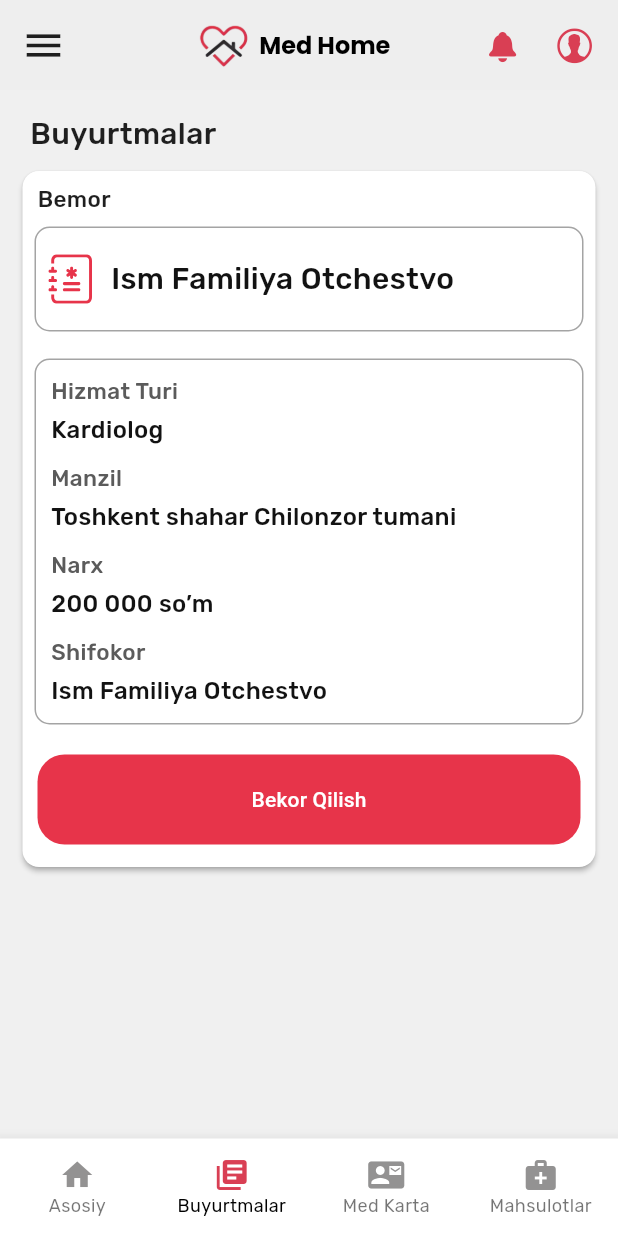
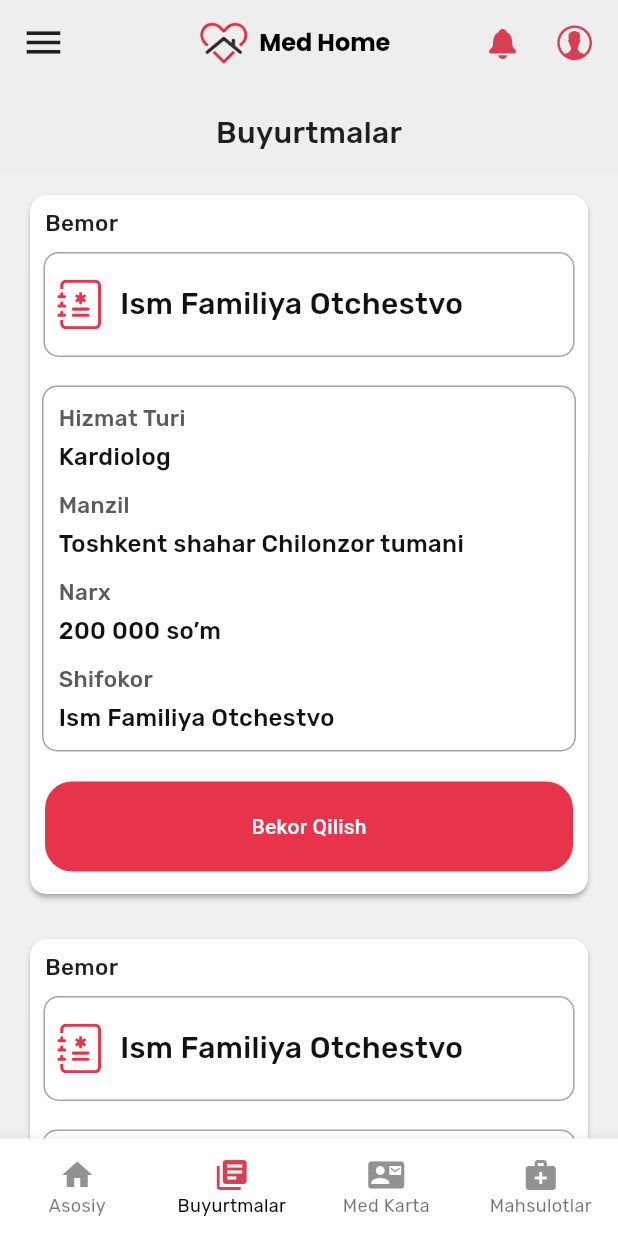
Before and after one commit to professorDeveloper/MedHome, a Flutter app: the screen it shows after launch, item 2 of the bottom bar chosen, after a tap on the "menu" icon, on a phone screen of 412 x 824 dp. Run offline on Flutter 3.47's test engine with Material 3 defaults, Android fonts, the phone set to English and light mode, and no system bars; our stand-ins replace animate_do, another_flushbar, auto_route, bloc, connectivity_plus, flutter_bloc and 6 more; missing offline and left inert: dart:ffi, flutter_share, new_version, otp_pin_field, shake; project files that could hold a hidden picture were left out.

Commit message:
orders_screen.dart

```diff
--- a/lib/main.dart
+++ b/lib/main.dart
@@ -61,7 +61,7 @@ class MyApp extends StatelessWidget  {
             //   GlobalWidgetsLocalizations.delegate
             // ],
             theme: ThemeData(
-              primarySwatch: Colors.blue,
+              primarySwatch: Colors.red,
             ),
             home:
                 const MainScreen(),
--- a/lib/screens/home/home_screen.dart
+++ b/lib/screens/home/home_screen.dart
@@ -10,6 +10,8 @@ import 'package:medhome/utils/app_images.dart';
 import 'package:medhome/utils/my_pref.dart';
 import 'package:medhome/widgets/bar_menu.dart';
 
+import '../doctors/choose_doctor_screen.dart';
+
 class HomeScreen extends StatefulWidget {
   const HomeScreen({super.key});
 
@@ -17,25 +19,50 @@ class HomeScreen extends StatefulWidget {
   State<HomeScreen> createState() => _HomeScreenState();
 }
 
-class _HomeScreenState extends State<HomeScreen> {
+class _HomeScreenState extends State<HomeScreen>
+    with SingleTickerProviderStateMixin {
+  late AnimationController _animationController;
+  late Animation<double> _opacityAnimation;
+
   @override
   void initState() {
     super.initState();
     Prefs.init();
 
-    print(    "asdasdasd${Prefs.getAccessToken()}");
+    _animationController = AnimationController(
+      vsync: this,
+      duration: Duration(milliseconds: 500),
+    );
+
+    _opacityAnimation = Tween<double>(
+      begin: 0.0,
+      end: 1.0,
+    ).animate(_animationController);
+
+    // Start the animation
+    _animationController.forward();
   }
+
+  @override
+  void dispose() {
+    _animationController.dispose();
+    super.dispose();
+  }
+
   final GlobalKey<ScaffoldState> _key = GlobalKey(); // Create a key
-
 
   @override
   Widget build(BuildContext context) {
     return Scaffold(
       backgroundColor: AppColor.gray1,
       drawer: BarMenu(),
-
       appBar: _appBar(contxt: context),
-      body: SingleChildScrollView(
+      body: AnimatedBuilder(
+        animation: _opacityAnimation,
+        builder: (context, child) {
+          return Opacity(
+            opacity: _opacityAnimation.value,
+            child: SingleChildScrollView(
               physics: BouncingScrollPhysics(),
               child: Column(
                 children: [
@@ -58,15 +85,20 @@ class _HomeScreenState extends State<HomeScreen> {
                   Column(
                     children: [
                       Card(
-                  margin:
-                  const EdgeInsets.symmetric(horizontal: 20, vertical: 10),
+                        margin: const EdgeInsets.symmetric(
+                            horizontal: 20, vertical: 10),
                         elevation: 2.5,
+                        child: InkWell(
+                          onTap: () {
+                            openScreen(context, ChooseDoctorScreen());
+                          },
                           child: Container(
                             height: 160,
                             width: double.infinity,
                             decoration: BoxDecoration(
                               image: const DecorationImage(
-                          image: AssetImage("assets/images/doctor_image.png"),
+                                  image: AssetImage(
+                                      "assets/images/doctor_image.png"),
                                   fit: BoxFit.cover),
                               color: Colors.white,
                               borderRadius: BorderRadius.circular(10),
@@ -96,6 +128,7 @@ class _HomeScreenState extends State<HomeScreen> {
                                   height: 8,
                                 ),
                               ],
+                            ),
                           ),
                         ),
                       ),
@@ -151,13 +184,13 @@ class _HomeScreenState extends State<HomeScreen> {
               ),
             ),
           );
+        },
+      ),
+    );
   }
 
-  AppBar _appBar(
-          {required BuildContext contxt}) =>
-      AppBar(
-        elevation:0,
-
+  AppBar _appBar({required BuildContext contxt}) => AppBar(
+        elevation: 0,
         scrolledUnderElevation: 1,
         toolbarHeight: 60,
         backgroundColor: Colors.grey.shade200,
@@ -168,9 +201,11 @@ class _HomeScreenState extends State<HomeScreen> {
               mainAxisAlignment: MainAxisAlignment.start,
               crossAxisAlignment: CrossAxisAlignment.center,
               children: [
-                SizedBox(width: 5,),
+                SizedBox(
+                  width: 5,
+                ),
                 IconButton(
-                    onPressed: (){
+                    onPressed: () {
                       Scaffold.of(contxt).openDrawer();
                       Scaffold.of(context).openDrawer();
                       print('"asdasdasdasdasdasd');
@@ -214,22 +249,19 @@ class _HomeScreenState extends State<HomeScreen> {
                       )),
                 ),
                 IconButton(
-                    onPressed: (() => {
-                      openScreen(context, MyProfile())
-                    }),
+                    onPressed: (() => {openScreen(context, MyProfile())}),
                     icon: Icon(
                       CupertinoIcons.person_alt_circle,
                       size: 27,
                       color: AppColor.red4,
                     )),
-                SizedBox(width: 5,),
-
+                SizedBox(
+                  width: 5,
+                ),
               ]),
         ),
-
         automaticallyImplyLeading: false,
       );
-}
 
   Padding gridHomeContainer() {
     return Padding(
@@ -257,7 +289,6 @@ Padding gridHomeContainer() {
                         fit: BoxFit.fill),
                     color: Colors.white,
                     borderRadius: BorderRadius.circular(10),
-
                   ),
                   child: Column(
                     mainAxisAlignment: MainAxisAlignment.end,
@@ -340,7 +371,8 @@ Container advertisementContainer() {
               ),
               Expanded(
                   child: Container(
-                margin: const EdgeInsets.symmetric(horizontal: 20, vertical: 10),
+                margin:
+                    const EdgeInsets.symmetric(horizontal: 20, vertical: 10),
                 height: 152,
                 width: 130,
                 decoration: BoxDecoration(
@@ -352,8 +384,7 @@ Container advertisementContainer() {
                 ),
               )),
             ],
-      )
-
-    ),
+          )),
     );
   }
+}
--- a/lib/screens/main/main_screen.dart
+++ b/lib/screens/main/main_screen.dart
@@ -32,7 +32,8 @@ class _MainScreenState extends State<MainScreen> {
       backgroundColor: AppColor.gray1,
       body: _screens[_currentIndex],
 
-      bottomNavigationBar: SizedBox(
+      bottomNavigationBar: Expanded(
+        child: SizedBox(
           height: 65,
           child: BottomNavigationBarTheme(
             data: BottomNavigationBarThemeData(
@@ -106,6 +107,7 @@ class _MainScreenState extends State<MainScreen> {
             ),
           ),
         ),
+      ),
     );
   }
 }
--- a/lib/screens/order/orders_screen.dart
+++ b/lib/screens/order/orders_screen.dart
@@ -20,34 +20,48 @@ class _OrdersScreenState extends State<OrdersScreen> {
   Widget build(BuildContext context) {
     return Scaffold(
       backgroundColor: AppColor.gray1,
+
       appBar: _appBar(contxt: context),
-      body: SingleChildScrollView(
-        physics: BouncingScrollPhysics(),
-        child: Column(
-          crossAxisAlignment: CrossAxisAlignment.start,
-          children: [
-            Padding(
-              padding: const EdgeInsets.only(left: 20, top: 15),
-              child: Text("Buyurtmalar",
-                  style: GoogleFonts.rubik(
-                      fontWeight: FontWeight.w500,
-                      fontSize: 20,
-                      color: AppColor.textColor)),
-            ),
-            SizedBox(
-              height: 10,
-            ),
-            customOrderItem(),
-          ],
-        ),
+      body: Column(
+        crossAxisAlignment: CrossAxisAlignment.start,
+        children: [
+          Expanded(
+            child: ListView.builder(
+              itemCount: 2,
+                shrinkWrap: true,
+                physics: BouncingScrollPhysics(),
+                itemBuilder: (index,count){
+              return Padding(
+                padding: const EdgeInsets.symmetric(vertical: 15.0),
+                child: customOrderItem(),
+              );
+            }),
+          )
+        ],
       ),
     );
   }
 
   AppBar _appBar({required BuildContext contxt}) => AppBar(
         elevation: 0,
+        bottom: PreferredSize(
+
+          preferredSize: const Size(double.infinity,59),
+          child:   Center(
+            child: Container(
+              width: double.infinity,
+              margin: EdgeInsets.only(bottom: 12),
+              child: Center(
+                child: Text("Buyurtmalar",
+                    style: GoogleFonts.rubik(
+                        fontWeight: FontWeight.w500,
+                        fontSize: 20,
+                        color: AppColor.textColor)),
+              ),
+            ),
+          ),
+        ),
         scrolledUnderElevation: 1,
-        toolbarHeight: 60,
         backgroundColor: Colors.grey.shade200,
         titleSpacing: 0,
         title: Container(
@@ -125,7 +139,7 @@ class _OrdersScreenState extends State<OrdersScreen> {
       borderOnForeground: true,
       shadowColor: AppColor.gray2,
       elevation: 1.5,
-      margin: const EdgeInsets.symmetric(horizontal: 15, vertical: 0),
+      margin: const EdgeInsets.symmetric(horizontal: 20, vertical: 0),
       color: Colors.white,
       child: Container(
           width: double.infinity,
@@ -143,7 +157,7 @@ class _OrdersScreenState extends State<OrdersScreen> {
                 ),
               ),
               Padding(
-                padding: const EdgeInsets.all(8.0),
+                padding: const EdgeInsets.all(9),
                 child: Container(
                   height: 70,
                   decoration: BoxDecoration(
--- a/pubspec.yaml
+++ b/pubspec.yaml
@@ -38,6 +38,7 @@ dependencies:
   http_interceptor: ^1.0.2
   otp_pin_field: ^1.2.2
   toggle_switch: ^2.1.0
+  intl: ^0.17.0
   pinput: ^4.0.0
   get_it: ^7.6.7
   mask_text_input_formatter: ^2.9.0
```
Also changed, not shown: lib/screens/doctors/choose_date_for_consulting_screen.dart (added, +133 -0 lines), lib/screens/doctors/choose_doctor_screen.dart (added, +190 -0 lines), lib/screens/med_card/create_medcard_screen.dart (added, +101 -0 lines), lib/widgets/search_field.dart (added, +65 -0 lines), pubspec.lock, 3 other files. Lines whose indentation alone changed are shown as unchanged.
